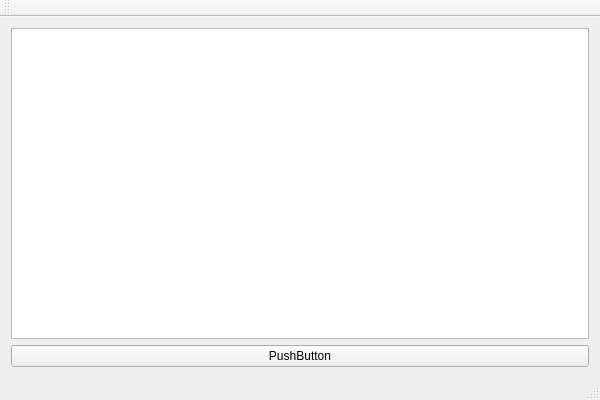
Before: the Qt Designer form QtInspector/QtInspector/QtInspector.ui in GGiter/QtInspector, drawn with Qt 5.
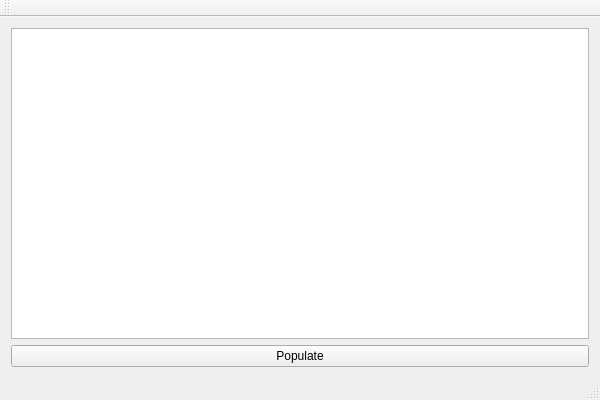
After: the same form once the commit is applied.

Patch:
```diff
--- a/QtInspector/QtInspector/QtInspector.ui
+++ b/QtInspector/QtInspector/QtInspector.ui
@@ -21,7 +21,7 @@
     <item row="1" column="0">
      <widget class="QPushButton" name="pushButton">
       <property name="text">
-       <string>PushButton</string>
+       <string>Populate</string>
       </property>
      </widget>
     </item>
```
